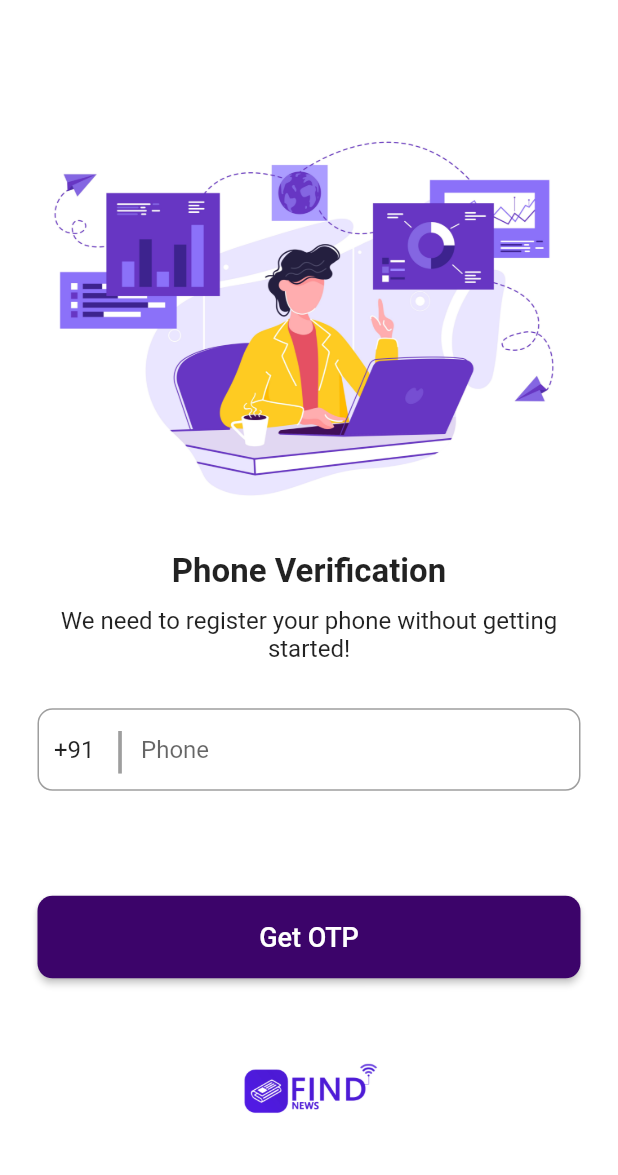
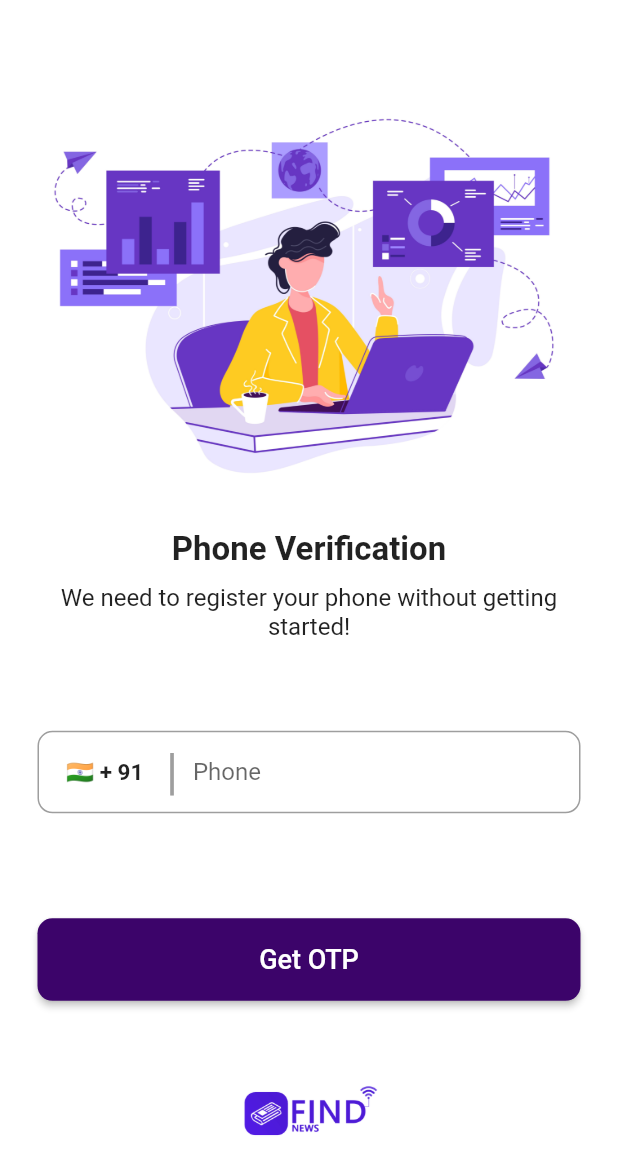
Before and after one commit to MeAnandCB/News_App_Firebase, a Flutter app: the MyPhone screen opened directly, on a phone screen of 412 x 824 dp. Shown: the top 1175 px of the screen. Run offline on Flutter 3.47's test engine with Material 2 defaults, Android fonts, the phone set to English and light mode, and no system bars; our stand-ins replace country_picker, firebase_auth, firebase_core, introduction_screen, lottie, shared_preferences and 1 more; accounts and stored records are empty.

Commit message:
Fourth Commit

```diff
--- a/lib/Screens/LogInPage.dart
+++ b/lib/Screens/LogInPage.dart
@@ -1,5 +1,6 @@
 // ignore_for_file: prefer_const_constructors
 
+import 'package:country_picker/country_picker.dart';
 import 'package:firebase_auth/firebase_auth.dart';
 import 'package:flutter/material.dart';
 import 'package:newsapp_with_otp/Screens/otpVarificationPage.dart';
@@ -23,6 +24,17 @@ class _MyPhoneState extends State<MyPhone> {
     super.initState();
   }
 
+  Country selectcountry = Country(
+      phoneCode: "91",
+      countryCode: "IN",
+      e164Sc: 0,
+      geographic: true,
+      level: 1,
+      name: "India",
+      example: "India",
+      displayName: "India",
+      displayNameNoCountryCode: "IN",
+      e164Key: "");
   @override
   Widget build(BuildContext context) {
     return Scaffold(
@@ -58,7 +70,7 @@ class _MyPhoneState extends State<MyPhone> {
                 textAlign: TextAlign.center,
               ),
               SizedBox(
-                height: 30,
+                height: 60,
               ),
               Container(
                 height: 55,
@@ -69,17 +81,28 @@ class _MyPhoneState extends State<MyPhone> {
                   mainAxisAlignment: MainAxisAlignment.center,
                   children: [
                     SizedBox(
-                      width: 10,
+                      width: 18,
+                    ),
+                    Container(
+                      child: InkWell(
+                        onTap: () {
+                          showCountryPicker(
+                              context: context,
+                              onSelect: (value) {
+                                setState(() {
+                                  selectcountry = value;
+                                });
+                              });
+                        },
+                        child: Text(
+                          "${selectcountry.flagEmoji} + ${selectcountry.phoneCode}",
+                          style: TextStyle(
+                              fontSize: 15, fontWeight: FontWeight.bold),
+                        ),
+                      ),
                     ),
                     SizedBox(
-                      width: 40,
-                      child: TextField(
-                        controller: countryController,
-                        keyboardType: TextInputType.number,
-                        decoration: InputDecoration(
-                          border: InputBorder.none,
-                        ),
-                      ),
+                      width: 15,
                     ),
                     const Text(
                       "|",
--- a/lib/main.dart
+++ b/lib/main.dart
@@ -19,8 +19,7 @@ class MyApp extends StatefulWidget {
 class _MyAppState extends State<MyApp> {
   bool showingSplash = true;
   LoadHome() {
-    // ignore: prefer_const_constructors
-    Future.delayed(Duration(seconds: 3), () {
+    Future.delayed(const Duration(seconds: 3), () {
       setState(() {
         showingSplash = false;
       });
```
Also changed, not shown: lib/view/widget/NewsContainer.dart (+19 -10 lines).
